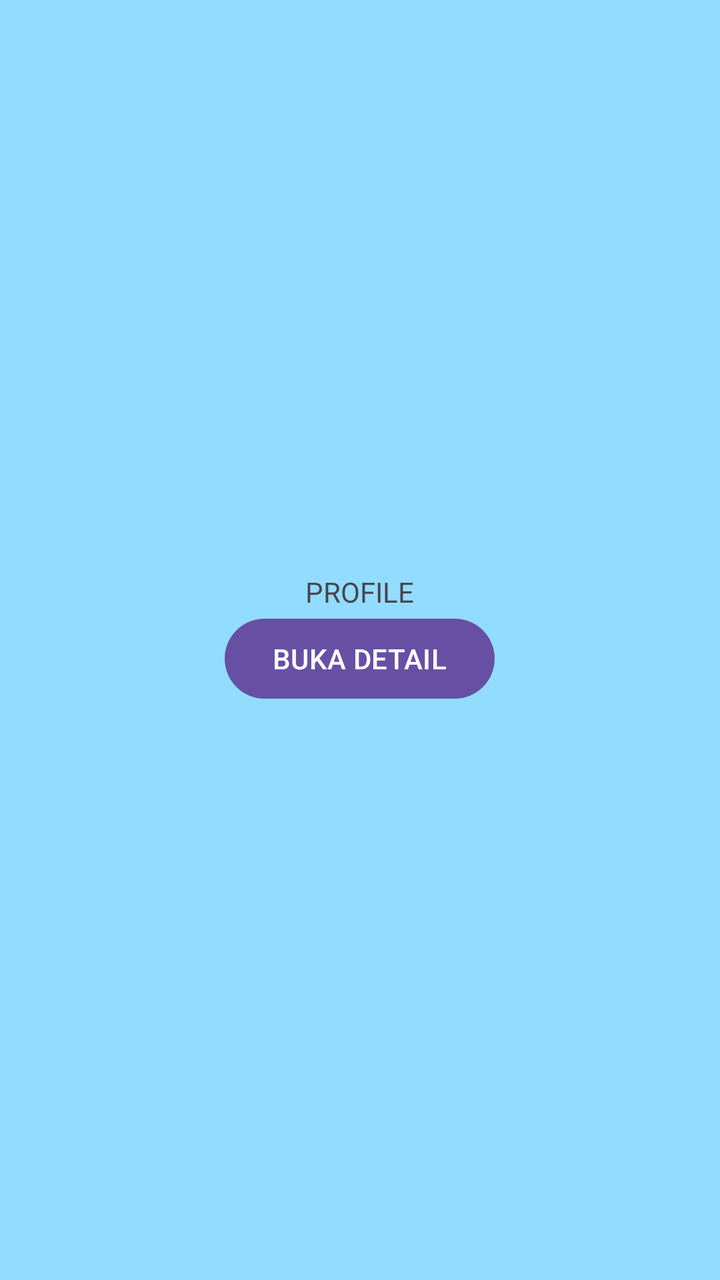
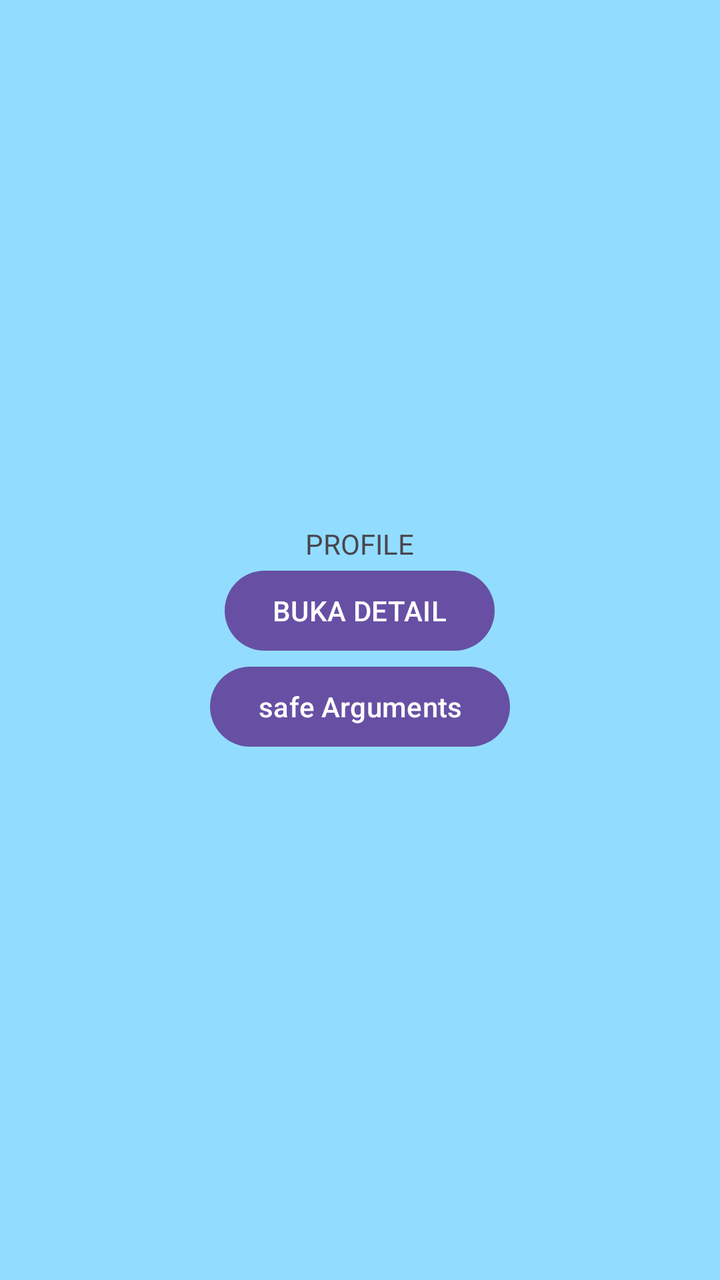

Before-and-after screenshots of an Android layout around one commit, followed by the original layout XML and the change that was made.
<!-- AndroidManifest.xml: application theme Theme.LatihanNavigation -->
<!-- res/layout/fragment_profile.xml -->
<?xml version="1.0" encoding="utf-8"?>
<LinearLayout xmlns:android="http://schemas.android.com/apk/res/android"
    xmlns:tools="http://schemas.android.com/tools"
    android:layout_width="match_parent"
    android:layout_height="match_parent"
    tools:context=".ProfileFragment"
    android:orientation="vertical"
    android:background="#92DDFF"
    android:gravity="center">

    <TextView
        android:layout_width="wrap_content"
        android:layout_height="wrap_content"
        android:text="PROFILE">
    </TextView>
    <Button
        android:layout_width="wrap_content"
        android:layout_height="wrap_content"
        android:text="BUKA DETAIL"
        android:id="@+id/buttonOpen">
    </Button>
</LinearLayout>
<!-- resources referenced by this layout -->
<resources>
  <style name="Theme.LatihanNavigation" parent="Base.Theme.LatihanNavigation" />
  <style name="Base.Theme.LatihanNavigation" parent="Theme.Material3.DayNight.NoActionBar">
          
          
      </style>
</resources>

<!-- the commit's change to res/layout/fragment_profile.xml (unified diff, before → after) -->
@@ -19,4 +19,10 @@
         android:text="BUKA DETAIL"
         android:id="@+id/buttonOpen">
     </Button>
+    <Button
+        android:layout_width="wrap_content"
+        android:layout_height="wrap_content"
+        android:text="safe Arguments"
+        android:id="@+id/buttonOpenSafe">
+    </Button>
 </LinearLayout>
